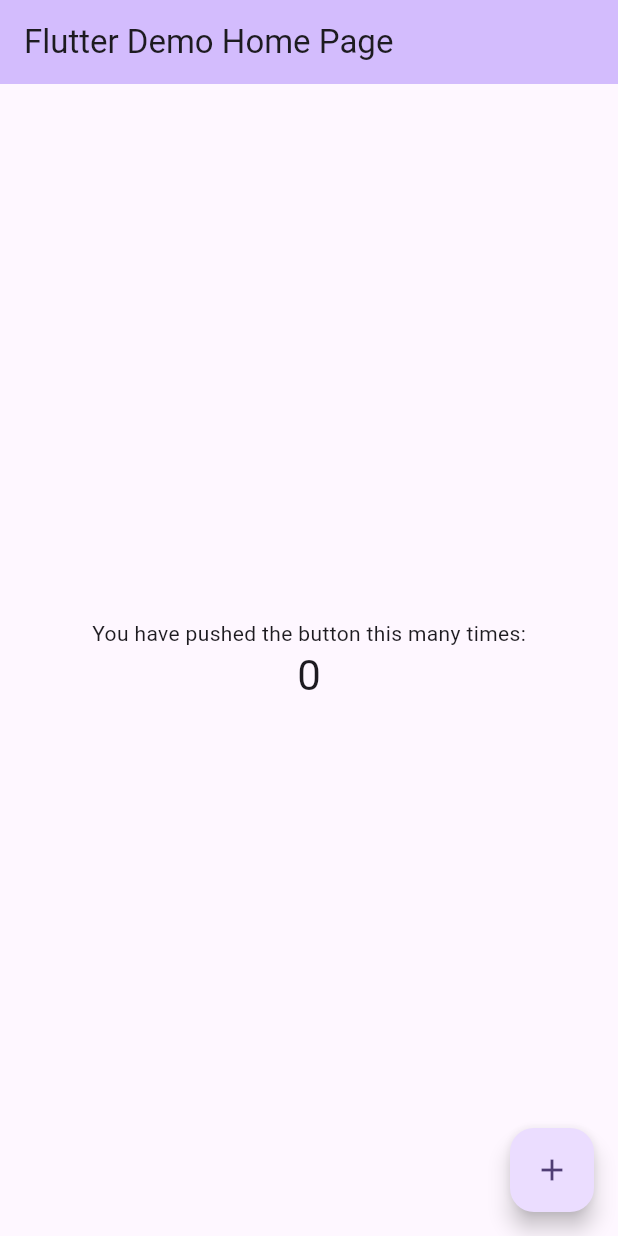
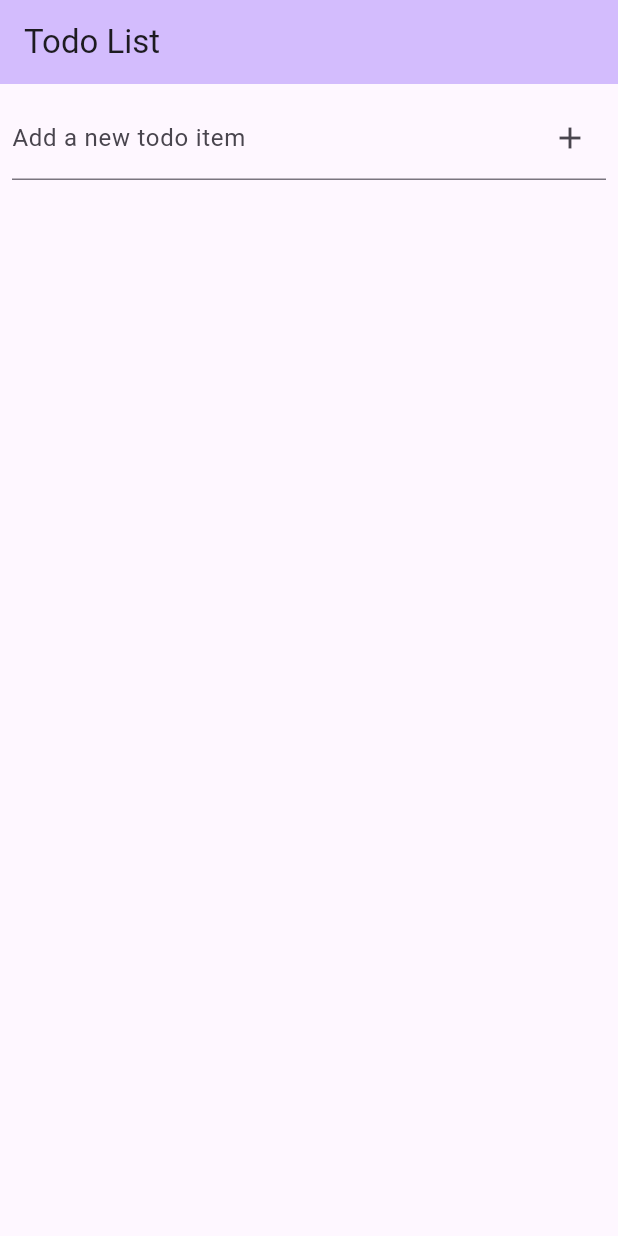
Before and after one commit to hayderr-glitch/todo_list, a Flutter app: the screen it shows after launch, on a phone screen of 412 x 824 dp. Run offline on Flutter 3.47's test engine with Material 3 defaults, Android fonts, the phone set to English and light mode, and no system bars.

Commit message:
feat: replace counter with todo list functionality
- Add Todo class to model todo items
- Implement todo list management with add, toggle complete, and delete operations
- Replace counter UI with todo list UI including text input and list view

```diff
--- a/lib/main.dart
+++ b/lib/main.dart
@@ -53,70 +53,96 @@ class MyHomePage extends StatefulWidget {
   State<MyHomePage> createState() => _MyHomePageState();
 }
 
+class Todo {
+  String task;
+  bool isCompleted;
+
+  Todo({required this.task, this.isCompleted = false});
+}
+
 class _MyHomePageState extends State<MyHomePage> {
-  int _counter = 0;
+  final List<Todo> _todos = [];
+  final TextEditingController _textFieldController = TextEditingController();
 
-  void _incrementCounter() {
+  void _addTodoItem(String task) {
     setState(() {
-      // This call to setState tells the Flutter framework that something has
-      // changed in this State, which causes it to rerun the build method below
-      // so that the display can reflect the updated values. If we changed
-      // _counter without calling setState(), then the build method would not be
-      // called again, and so nothing would appear to happen.
-      _counter++;
+      _todos.add(Todo(task: task));
+    });
+    _textFieldController.clear();
+  }
+
+  void _toggleTodoComplete(int index) {
+    setState(() {
+      _todos[index].isCompleted = !_todos[index].isCompleted;
+    });
+  }
+
+  void _deleteTodoItem(int index) {
+    setState(() {
+      _todos.removeAt(index);
     });
   }
 
   @override
+  void dispose() {
+    _textFieldController.dispose();
+    super.dispose();
+  }
+
+  @override
   Widget build(BuildContext context) {
-    // This method is rerun every time setState is called, for instance as done
-    // by the _incrementCounter method above.
-    //
-    // The Flutter framework has been optimized to make rerunning build methods
-    // fast, so that you can just rebuild anything that needs updating rather
-    // than having to individually change instances of widgets.
     return Scaffold(
       appBar: AppBar(
-        // TRY THIS: Try changing the color here to a specific color (to
-        // Colors.amber, perhaps?) and trigger a hot reload to see the AppBar
-        // change color while the other colors stay the same.
         backgroundColor: Theme.of(context).colorScheme.inversePrimary,
-        // Here we take the value from the MyHomePage object that was created by
-        // the App.build method, and use it to set our appbar title.
-        title: Text(widget.title),
+        title: const Text('Todo List'),
       ),
-      body: Center(
-        // Center is a layout widget. It takes a single child and positions it
-        // in the middle of the parent.
-        child: Column(
-          // Column is also a layout widget. It takes a list of children and
-          // arranges them vertically. By default, it sizes itself to fit its
-          // children horizontally, and tries to be as tall as its parent.
-          //
-          // Column has various properties to control how it sizes itself and
-          // how it positions its children. Here we use mainAxisAlignment to
-          // center the children vertically; the main axis here is the vertical
-          // axis because Columns are vertical (the cross axis would be
-          // horizontal).
-          //
-          // TRY THIS: Invoke "debug painting" (choose the "Toggle Debug Paint"
-          // action in the IDE, or press "p" in the console), to see the
-          // wireframe for each widget.
-          mainAxisAlignment: MainAxisAlignment.center,
-          children: <Widget>[
-            const Text('You have pushed the button this many times:'),
-            Text(
-              '$_counter',
-              style: Theme.of(context).textTheme.headlineMedium,
+      body: Column(
+        children: <Widget>[
+          Padding(
+            padding: const EdgeInsets.all(8.0),
+            child: TextField(
+              controller: _textFieldController,
+              decoration: InputDecoration(
+                labelText: 'Add a new todo item',
+                suffixIcon: IconButton(
+                  icon: const Icon(Icons.add),
+                  onPressed: () => _addTodoItem(_textFieldController.text),
+                ),
+              ),
+              onSubmitted: _addTodoItem,
             ),
-          ],
-        ),
+          ),
+          Expanded(
+            child: ListView.builder(
+              itemCount: _todos.length,
+              itemBuilder: (context, index) {
+                final todo = _todos[index];
+                return Card(
+                  margin: const EdgeInsets.symmetric(vertical: 4.0, horizontal: 8.0),
+                  child: CheckboxListTile(
+                    title: Text(
+                      todo.task,
+                      style: TextStyle(
+                        decoration: todo.isCompleted
+                            ? TextDecoration.lineThrough
+                            : TextDecoration.none,
+                      ),
+                    ),
+                    value: todo.isCompleted,
+                    onChanged: (bool? value) {
+                      _toggleTodoComplete(index);
+                    },
+                    secondary: IconButton(
+                      icon: const Icon(Icons.delete),
+                      onPressed: () => _deleteTodoItem(index),
+                    ),
+                  ),
+                );
+              },
+            ),
+          ),
+        ],
       ),
-      floatingActionButton: FloatingActionButton(
-        onPressed: _incrementCounter,
-        tooltip: 'Increment',
-        child: const Icon(Icons.add),
-      ), // This trailing comma makes auto-formatting nicer for build methods.
     );
   }
 }
```
